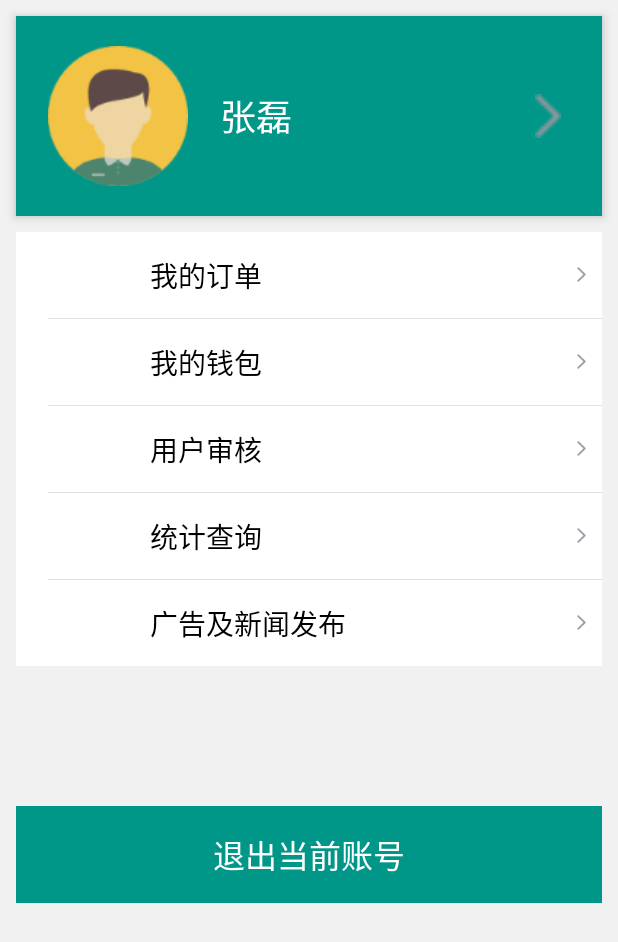
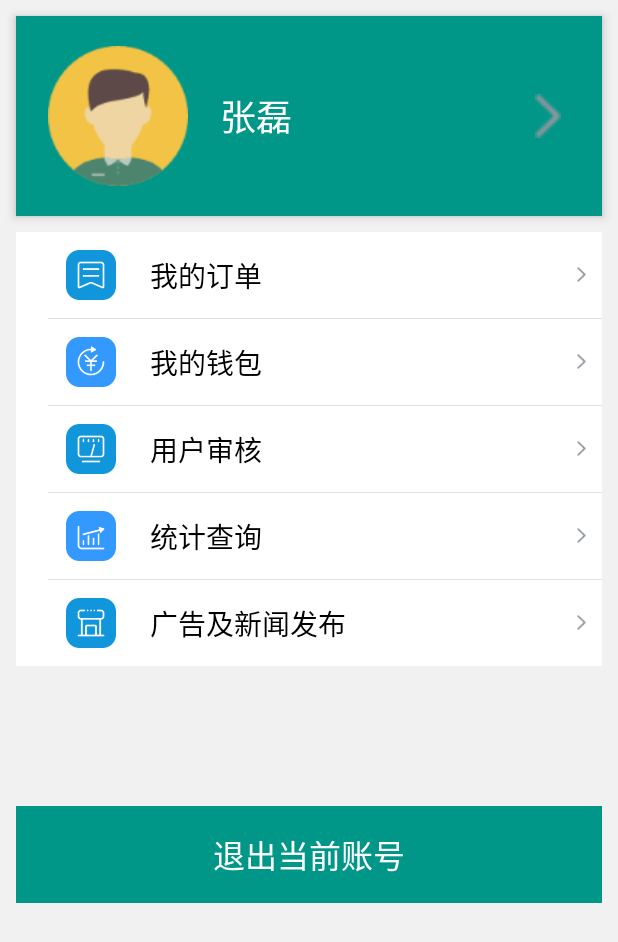
Before and after one commit to zengzhangwei/Freight, an Android app: the fragment PersonFragment shown on its own in the app's theme, on a phone screen of 412 x 824 dp. Shown: the top 942 px of the screen. Run offline under Robolectric (Android 15) with nearby library versions, the phone set to English and light mode, and no system bars; libraries missing offline, so code that uses them is left out: com.zhy.autolayout; plain views replace AutoLinearLayout, AutoRelativeLayout.

Commit message:
日常工作提交 2017-12-8

```diff
--- /dev/null
+++ b/app/src/main/java/com/zl/freight/mode/a.java
@@ -0,0 +1,8 @@
+package com.zl.freight.mode;
+
+/**
+ * Created by Administrator on 2017/12/8.
+ */
+
+public class a {
+}
--- /dev/null
+++ b/app/src/main/java/com/zl/freight/ui/dialog/b.java
@@ -0,0 +1,8 @@
+package com.zl.freight.ui.dialog;
+
+/**
+ * Created by Administrator on 2017/12/8.
+ */
+
+public class b {
+}
--- /dev/null
+++ b/app/src/main/java/com/zl/freight/ui/view/v.java
@@ -0,0 +1,8 @@
+package com.zl.freight.ui.view;
+
+/**
+ * Created by Administrator on 2017/12/8.
+ */
+
+public class v {
+}
--- /dev/null
+++ b/app/src/main/java/com/zl/freight/utils/u.java
@@ -0,0 +1,8 @@
+package com.zl.freight.utils;
+
+/**
+ * Created by Administrator on 2017/12/8.
+ */
+
+public class u {
+}
--- a/app/src/main/res/layout/fragment_person.xml
+++ b/app/src/main/res/layout/fragment_person.xml
@@ -6,9 +6,9 @@
     android:orientation="vertical">
 
     <android.support.design.widget.AppBarLayout
-        android:layout_margin="@dimen/dp_8"
         android:layout_width="match_parent"
-        android:layout_height="wrap_content">
+        android:layout_height="wrap_content"
+        android:layout_margin="@dimen/dp_8">
 
         <com.zhy.autolayout.AutoLinearLayout
             android:layout_width="match_parent"
@@ -36,9 +36,9 @@
                     android:layout_height="wrap_content"
                     android:layout_centerVertical="true"
                     android:layout_marginLeft="@dimen/dp_16"
-                    android:textSize="@dimen/dp_18"
                     android:layout_toRightOf="@id/user_icon"
-                    android:text="张磊" />
+                    android:text="张磊"
+                    android:textSize="@dimen/dp_18" />
 
                 <ImageView
                     android:layout_width="@dimen/dp_22"
@@ -57,10 +57,10 @@
     <com.zhy.autolayout.AutoLinearLayout
         android:layout_width="match_parent"
         android:layout_height="wrap_content"
+        android:layout_marginLeft="@dimen/dp_8"
+        android:layout_marginRight="@dimen/dp_8"
         android:background="@color/white"
         android:orientation="vertical"
-        android:layout_marginLeft="@dimen/dp_8"
-        android:layout_marginRight="@dimen/dp_8"
         android:paddingLeft="@dimen/dp_16">
 
         <com.zhy.autolayout.AutoLinearLayout
@@ -73,7 +73,8 @@
             <ImageView
                 android:layout_width="86px"
                 android:layout_height="86px"
-                android:padding="20px" />
+                android:padding="18px"
+                android:src="@mipmap/icon_order" />
 
             <TextView
                 style="@style/TextStyle"
@@ -99,7 +100,8 @@
             <ImageView
                 android:layout_width="86px"
                 android:layout_height="86px"
-                android:padding="20px" />
+                android:padding="18px"
+                android:src="@mipmap/icon_my_money" />
 
             <TextView
                 style="@style/TextStyle"
@@ -123,7 +125,8 @@
             <ImageView
                 android:layout_width="86px"
                 android:layout_height="86px"
-                android:padding="20px" />
+                android:padding="18px"
+                android:src="@mipmap/icon_user_check" />
 
             <TextView
                 style="@style/TextStyle"
@@ -145,9 +148,11 @@
             android:gravity="center_vertical">
 
             <ImageView
+                android:id="@+id/imageView"
                 android:layout_width="86px"
                 android:layout_height="86px"
-                android:padding="20px" />
+                android:padding="18px"
+                android:src="@mipmap/icon_query" />
 
             <TextView
                 style="@style/TextStyle"
@@ -171,7 +176,8 @@
             <ImageView
                 android:layout_width="86px"
                 android:layout_height="86px"
-                android:padding="20px" />
+                android:padding="18px"
+                android:src="@mipmap/icon_news_push" />
 
             <TextView
                 style="@style/TextStyle"
```
Also changed, not shown: app/src/main/res/mipmap-xhdpi/icon_my_money.png (added), app/src/main/res/mipmap-xhdpi/icon_news_push.png (added), app/src/main/res/mipmap-xhdpi/icon_order.png (added), app/src/main/res/mipmap-xhdpi/icon_query.png (added), app/src/main/res/mipmap-xhdpi/icon_user_check.png (added).
